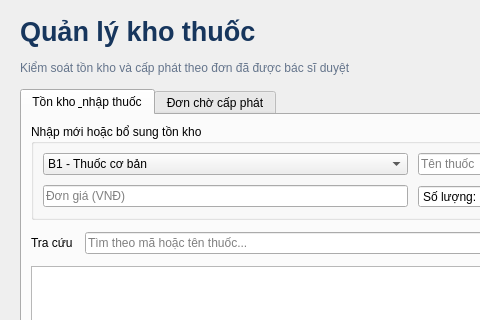
The window that src/ui/InventoryMenu.ui (prestonwanttorevenge/PBL2) describes before a commit, drawn with Qt 5; both pictures show x 0 to 480 and y 0 to 320 of the 1200 by 800 pixel window.
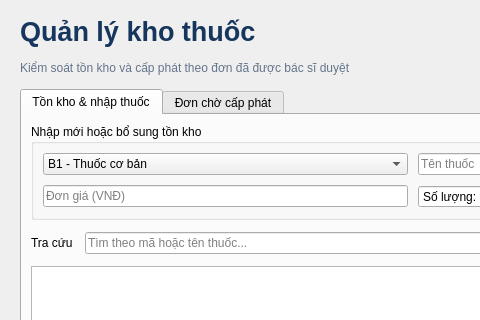
The same window after the commit.

```diff
--- a/src/ui/InventoryMenu.ui
+++ b/src/ui/InventoryMenu.ui
@@ -19,7 +19,7 @@
      <widget class="QTabWidget" name="tabInventory">
       <property name="currentIndex"><number>0</number></property>
       <widget class="QWidget" name="tabStock">
-       <attribute name="title"><string>Tồn kho &amp; nhập thuốc</string></attribute>
+       <attribute name="title"><string>Tồn kho &amp;&amp; nhập thuốc</string></attribute>
        <layout class="QVBoxLayout" name="layoutStock"><property name="spacing"><number>12</number></property>
         <item>
          <widget class="QGroupBox" name="groupImportMedicine">
```
